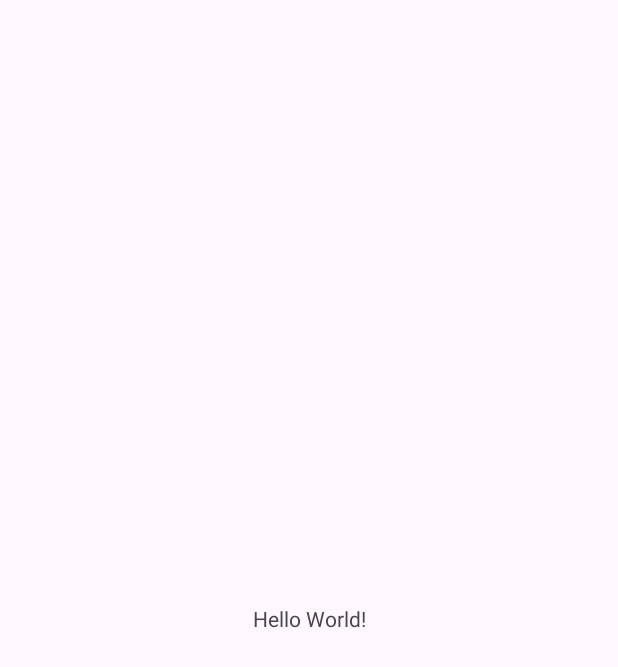
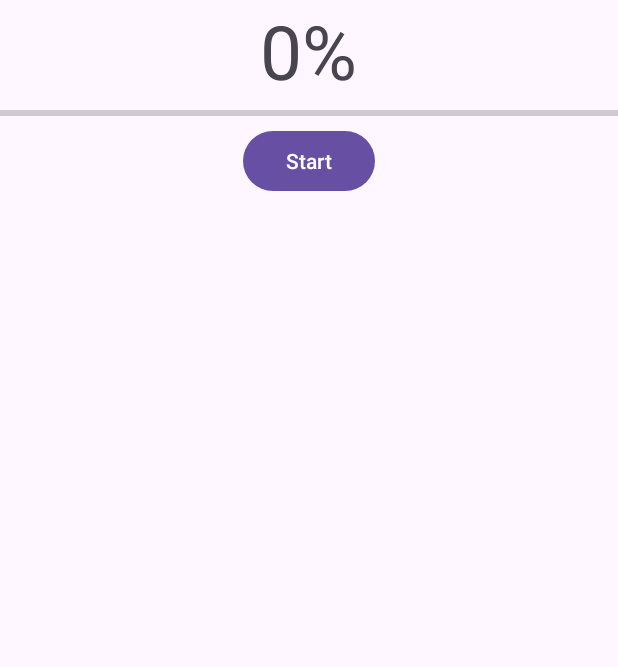
Before and after one commit to tranhieu243/CSE441_PRATICE, an Android app: the screen it shows after launch (MainActivity), on a phone screen of 412 x 824 dp. Before the commit the part shown is almost empty. Shown: the top 667 px of the screen. Run offline under Robolectric (Android 15) with nearby library versions, the phone set to English and light mode, and no system bars.

Commit message:
layout Ex20

```diff
--- a/Ex20/app/src/main/res/layout/activity_main.xml
+++ b/Ex20/app/src/main/res/layout/activity_main.xml
@@ -1,19 +1,32 @@
 <?xml version="1.0" encoding="utf-8"?>
-<androidx.constraintlayout.widget.ConstraintLayout xmlns:android="http://schemas.android.com/apk/res/android"
+<LinearLayout xmlns:android="http://schemas.android.com/apk/res/android"
     xmlns:app="http://schemas.android.com/apk/res-auto"
     xmlns:tools="http://schemas.android.com/tools"
     android:id="@+id/main"
     android:layout_width="match_parent"
     android:layout_height="match_parent"
+    android:orientation="vertical"
     tools:context=".MainActivity">
 
     <TextView
+        android:id="@+id/textView1"
         android:layout_width="wrap_content"
+        android:textSize="50dp"
+        android:layout_gravity="center"
         android:layout_height="wrap_content"
-        android:text="Hello World!"
-        app:layout_constraintBottom_toBottomOf="parent"
-        app:layout_constraintEnd_toEndOf="parent"
-        app:layout_constraintStart_toStartOf="parent"
-        app:layout_constraintTop_toTopOf="parent" />
+        android:text="0%" />
 
-</androidx.constraintlayout.widget.ConstraintLayout>
+    <ProgressBar
+        android:id="@+id/progressBar1"
+        style="?android:attr/progressBarStyleHorizontal"
+        android:layout_width="match_parent"
+        android:layout_height="wrap_content" />
+
+    <Button
+        android:id="@+id/button1"
+        android:layout_width="wrap_content"
+        android:layout_gravity="center"
+        android:layout_height="wrap_content"
+        android:text="Start" />
+
+</LinearLayout>
```
